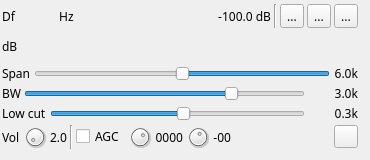
This is plugins/channelrx/demodssb/ssbdemodgui.ui in f4exb/sdrangel as Qt 5 draws it before an edit. The edited form follows.
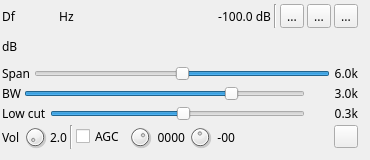
This is the edited form. Icons and pictures are not drawn. Custom widgets are drawn as their Qt base class.

The edit to the form file:
```diff
--- a/plugins/channelrx/demodssb/ssbdemodgui.ui
+++ b/plugins/channelrx/demodssb/ssbdemodgui.ui
@@ -489,6 +489,12 @@
       </item>
       <item>
        <widget class="QLabel" name="agcTimeText">
+        <property name="minimumSize">
+         <size>
+          <width>30</width>
+          <height>0</height>
+         </size>
+        </property>
         <property name="toolTip">
          <string>AGC time constant (ms)</string>
         </property>
@@ -521,12 +527,18 @@
          <number>1</number>
         </property>
         <property name="value">
-         <number>-40</number>
+         <number>-50</number>
         </property>
        </widget>
       </item>
       <item>
-       <widget class="QLabel" name="agcPowerThersholdText">
+       <widget class="QLabel" name="agcPowerThresholdText">
+        <property name="minimumSize">
+         <size>
+          <width>20</width>
+          <height>0</height>
+         </size>
+        </property>
         <property name="toolTip">
          <string>AGC power threshold (dB)</string>
         </property>
```
Left out of the diff: 11 changed lines with no effect on the pictures.
